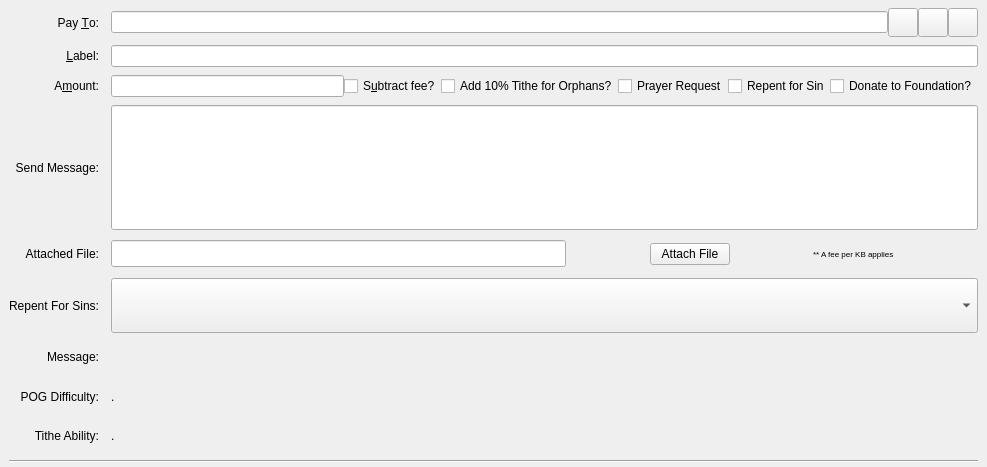
The window that src/qt/forms/sendcoinsentry.ui (biblepay/biblepay_legacy) describes before a commit, drawn with Qt 5.
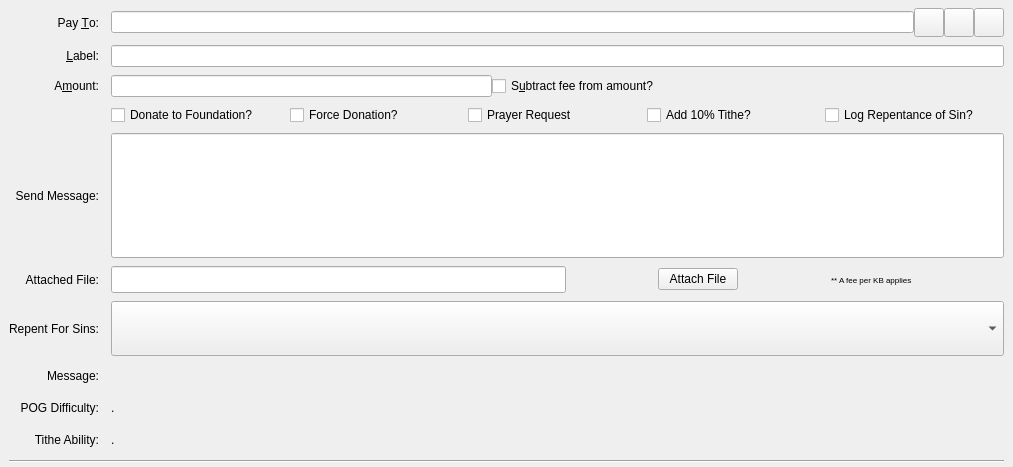
The same window after the commit. Custom widgets are drawn as their Qt base class.

```diff
--- a/src/qt/forms/sendcoinsentry.ui
+++ b/src/qt/forms/sendcoinsentry.ui
@@ -6,10 +6,16 @@
    <rect>
     <x>0</x>
     <y>0</y>
-    <width>947</width>
+    <width>1013</width>
     <height>467</height>
    </rect>
   </property>
+  <property name="minimumSize">
+   <size>
+    <width>0</width>
+    <height>0</height>
+   </size>
+  </property>
   <property name="focusPolicy">
    <enum>Qt::TabFocus</enum>
   </property>
@@ -36,16 +42,16 @@
     <property name="verticalSpacing">
      <number>8</number>
     </property>
-    <item row="0" column="0">
-     <widget class="QLabel" name="payToLabel">
+    <item row="1" column="0">
+     <widget class="QLabel" name="labellLabel">
       <property name="text">
-       <string>Pay &amp;To:</string>
+       <string>&amp;Label:</string>
       </property>
       <property name="alignment">
        <set>Qt::AlignRight|Qt::AlignTrailing|Qt::AlignVCenter</set>
       </property>
       <property name="buddy">
-       <cstring>payTo</cstring>
+       <cstring>addAsLabel</cstring>
       </property>
      </widget>
     </item>
@@ -117,16 +123,134 @@
       </item>
      </layout>
     </item>
-    <item row="1" column="0">
-     <widget class="QLabel" name="labellLabel">
+    <item row="4" column="0">
+     <widget class="QLabel" name="lbl14">
+      <property name="toolTip">
+       <cstring>Send Custom Message to Recipient</cstring>
+      </property>
       <property name="text">
-       <string>&amp;Label:</string>
+       <string>Send Message:</string>
+      </property>
+      <property name="alignment">
+       <set>Qt::AlignRight|Qt::AlignTrailing|Qt::AlignVCenter</set>
+      </property>
+     </widget>
+    </item>
+    <item row="3" column="1">
+     <layout class="QHBoxLayout" name="horizontalLayoutAmount4" stretch="0,0,0,0,0">
+      <item>
+       <widget class="QCheckBox" name="checkboxFoundation">
+        <property name="toolTip">
+         <string>Donate to Foundation?</string>
+        </property>
+        <property name="text">
+         <string>Donate to Foundation?</string>
+        </property>
+       </widget>
+      </item>
+      <item>
+       <widget class="QCheckBox" name="chkForceTithe">
+        <property name="toolTip">
+         <string>Force Donation Regardless of Tithability?</string>
+        </property>
+        <property name="text">
+         <string>Force Donation?</string>
+        </property>
+       </widget>
+      </item>
+      <item>
+       <widget class="QCheckBox" name="checkboxPrayer">
+        <property name="toolTip">
+         <string>Prayer Request</string>
+        </property>
+        <property name="text">
+         <string>Prayer Request</string>
+        </property>
+       </widget>
+      </item>
+      <item>
+       <widget class="QCheckBox" name="checkboxTithe">
+        <property name="minimumSize">
+         <size>
+          <width>0</width>
+          <height>0</height>
+         </size>
+        </property>
+        <property name="toolTip">
+         <string>Include 10% Tithe for Orphan Foundation?</string>
+        </property>
+        <property name="text">
+         <string>Add 10% Tithe?</string>
+        </property>
+       </widget>
+      </item>
+      <item>
+       <widget class="QCheckBox" name="checkboxRepent">
+        <property name="minimumSize">
+         <size>
+          <width>128</width>
+          <height>0</height>
+         </size>
+        </property>
+        <property name="toolTip">
+         <string>Log Repentance?</string>
+        </property>
+        <property name="text">
+         <string>Log Repentance of Sin?</string>
+        </property>
+       </widget>
+      </item>
+     </layout>
+    </item>
+    <item row="5" column="0">
+     <widget class="QLabel" name="lblatt">
+      <property name="text">
+       <string>Attached File:</string>
+      </property>
+      <property name="alignment">
+       <set>Qt::AlignRight|Qt::AlignTrailing|Qt::AlignVCenter</set>
+      </property>
+      <property name="tooltip" stdset="0">
+       <cstring>Attach a file to this message</cstring>
+      </property>
+     </widget>
+    </item>
+    <item row="4" column="1">
+     <layout class="QHBoxLayout" name="horizontalLayout_7">
+      <property name="spacing">
+       <number>0</number>
+      </property>
+      <item>
+       <widget class="QValidatedLineEdit" name="txtMessage">
+        <property name="enabled">
+         <bool>true</bool>
+        </property>
+        <property name="minimumSize">
+         <size>
+          <width>0</width>
+          <height>125</height>
+         </size>
+        </property>
+        <property name="toolTip">
+         <string>Send Custom Message to Recipient </string>
+        </property>
+        <property name="maxLength">
+         <number>1000</number>
+        </property>
+       </widget>
+      </item>
+     </layout>
+    </item>
+    <item row="0" column="0">
+     <widget class="QLabel" name="payToLabel">
+      <property name="text">
+       <string>Pay &amp;To:</string>
       </property>
       <property name="alignment">
        <set>Qt::AlignRight|Qt::AlignTrailing|Qt::AlignVCenter</set>
       </property>
       <property name="buddy">
-       <cstring>addAsLabel</cstring>
+       <cstring>payTo</cstring>
       </property>
      </widget>
     </item>
@@ -150,129 +274,20 @@
       </property>
      </widget>
     </item>
-    <item row="2" column="1">
-     <layout class="QHBoxLayout" name="horizontalLayoutAmount" stretch="0,1,0,0,0,0">
-      <item>
-       <widget class="BitcoinAmountField" name="payAmount">
-        <property name="minimumSize">
-         <size>
-          <width>233</width>
-          <height>0</height>
-         </size>
-        </property>
-       </widget>
-      </item>
-      <item>
-       <widget class="QCheckBox" name="checkboxSubtractFeeFromAmount">
-        <property name="maximumSize">
-         <size>
-          <width>100</width>
-          <height>16777215</height>
-         </size>
-        </property>
-        <property name="toolTip">
-         <string>The fee will be deducted from the amount being sent. The recipient will receive a lower amount of Biblepay than you enter in the amount field. If multiple recipients are selected, the fee is split equally.</string>
-        </property>
-        <property name="text">
-         <string>S&amp;ubtract fee?</string>
-        </property>
-       </widget>
-      </item>
-      <item>
-       <widget class="QCheckBox" name="checkboxTithe">
-        <property name="toolTip">
-         <string>Include 10% Tithe for Orphans?</string>
-        </property>
-        <property name="text">
-         <string>Add 10% Tithe for Orphans?</string>
-        </property>
-       </widget>
-      </item>
-      <item>
-       <widget class="QCheckBox" name="checkboxPrayer">
-        <property name="toolTip">
-         <string>Prayer Request</string>
-        </property>
-        <property name="text">
-         <string>Prayer Request</string>
-        </property>
-       </widget>
-      </item>
-      <item>
-       <widget class="QCheckBox" name="checkboxRepent">
-        <property name="toolTip">
-         <string>Repent for Sin?</string>
-        </property>
-        <property name="text">
-         <string>Repent for Sin</string>
-        </property>
-       </widget>
-      </item>
-      <item>
-       <widget class="QCheckBox" name="checkboxFoundation">
-        <property name="toolTip">
-         <string>Donate to Foundation?</string>
-        </property>
-        <property name="text">
-         <string>Donate to Foundation?</string>
-        </property>
-       </widget>
-      </item>
-     </layout>
-    </item>
     <item row="3" column="0">
-     <widget class="QLabel" name="lbl14">
-      <property name="text">
-       <string>Send Message:</string>
+     <widget class="QLabel" name="lblCheckboxes">
+      <property name="toolTip">
+       <cstring></cstring>
       </property>
-      <property name="alignment">
-       <set>Qt::AlignRight|Qt::AlignTrailing|Qt::AlignVCenter</set>
-      </property>
-      <property name="buddy">
-       <cstring>Send Custom Message to Recipient</cstring>
-      </property>
-     </widget>
-    </item>
-    <item row="3" column="1">
-     <layout class="QHBoxLayout" name="horizontalLayout_7">
-      <property name="spacing">
-       <number>0</number>
-      </property>
-      <item>
-       <widget class="QValidatedLineEdit" name="txtMessage">
-        <property name="enabled">
-         <bool>true</bool>
-        </property>
-        <property name="minimumSize">
-         <size>
-          <width>0</width>
-          <height>125</height>
-         </size>
-        </property>
-        <property name="toolTip">
-         <string>Send Custom Message to Recipient </string>
-        </property>
-        <property name="maxLength">
-         <number>1000</number>
-        </property>
-       </widget>
-      </item>
-     </layout>
-    </item>
-    <item row="4" column="0">
-     <widget class="QLabel" name="lblatt">
       <property name="text">
-       <string>Attached File:</string>
+       <string/>
       </property>
       <property name="alignment">
        <set>Qt::AlignRight|Qt::AlignTrailing|Qt::AlignVCenter</set>
       </property>
-      <property name="buddy">
-       <cstring>Attach a file to this message</cstring>
-      </property>
      </widget>
     </item>
-    <item row="4" column="1">
+    <item row="5" column="1">
      <layout class="QHBoxLayout" name="horizontalLayout_71">
       <property name="spacing">
        <number>0</number>
@@ -365,20 +380,20 @@
       </item>
      </layout>
     </item>
-    <item row="5" column="0">
+    <item row="6" column="0">
      <widget class="QLabel" name="lblRepent">
-      <property name="text">
-       <string>Repent For Sins:</string>
-      </property>
-      <property name="alignment">
-       <set>Qt::AlignRight|Qt::AlignTrailing|Qt::AlignVCenter</set>
-      </property>
-      <property name="buddy">
+      <property name="toolTip">
        <cstring>Repent For Sins:</cstring>
       </property>
+      <property name="text">
+       <string>Repent For Sins:</string>
+      </property>
+      <property name="alignment">
+       <set>Qt::AlignRight|Qt::AlignTrailing|Qt::AlignVCenter</set>
+      </property>
      </widget>
     </item>
-    <item row="5" column="1">
+    <item row="6" column="1">
      <layout class="QHBoxLayout" name="horizontalLayout_72">
       <property name="spacing">
        <number>0</number>
@@ -404,7 +419,7 @@
       </item>
      </layout>
     </item>
-    <item row="6" column="0">
+    <item row="7" column="0">
      <widget class="QLabel" name="messageLabel">
       <property name="text">
        <string>Message:</string>
@@ -414,7 +429,7 @@
       </property>
      </widget>
     </item>
-    <item row="6" column="1">
+    <item row="7" column="1">
      <widget class="QLabel" name="messageTextLabel">
       <property name="toolTip">
        <string>A message that was attached to the Biblepay: URI which will be stored with the transaction for your reference. Note: This message will not be sent over the Biblepay network.</string>
@@ -424,7 +439,7 @@
       </property>
      </widget>
     </item>
-    <item row="7" column="0">
+    <item row="8" column="0">
      <widget class="QLabel" name="lblPogDifficultyCaption">
       <property name="text">
        <string>POG Difficulty:</string>
@@ -434,7 +449,7 @@
       </property>
      </widget>
     </item>
-    <item row="7" column="1">
+    <item row="8" column="1">
      <widget class="QLabel" name="lblPogDifficulty">
       <property name="toolTip">
        <string>POG Difficulty</string>
@@ -447,7 +462,7 @@
       </property>
      </widget>
     </item>
-    <item row="8" column="0">
+    <item row="9" column="0">
      <widget class="QLabel" name="lblTitheAbilityCaption">
       <property name="text">
        <string>Tithe Ability:</string>
@@ -457,7 +472,7 @@
       </property>
      </widget>
     </item>
-    <item row="8" column="1">
+    <item row="9" column="1">
      <widget class="QLabel" name="lblTitheAbility">
       <property name="toolTip">
        <string>My ability to tithe</string>
@@ -470,13 +485,49 @@
       </property>
      </widget>
     </item>
-    <item row="9" column="0" colspan="2">
+    <item row="10" column="0" colspan="2">
      <widget class="Line" name="line">
       <property name="orientation">
        <enum>Qt::Horizontal</enum>
       </property>
      </widget>
     </item>
+    <item row="2" column="1">
+     <layout class="QHBoxLayout" name="horizontalLayoutAmount" stretch="0,0">
+      <item>
+       <widget class="BitcoinAmountField" name="payAmount">
+        <property name="minimumSize">
+         <size>
+          <width>233</width>
+          <height>0</height>
+         </size>
+        </property>
+       </widget>
+      </item>
+      <item>
+       <widget class="QCheckBox" name="checkboxSubtractFeeFromAmount">
+        <property name="minimumSize">
+         <size>
+          <width>512</width>
+          <height>0</height>
+         </size>
+        </property>
+        <property name="maximumSize">
+         <size>
+          <width>250</width>
+          <height>16777215</height>
+         </size>
+        </property>
+        <property name="toolTip">
+         <string>The fee will be deducted from the amount being sent. The recipient will receive a lower amount of Biblepay than you enter in the amount field. If multiple recipients are selected, the fee is split equally.</string>
+        </property>
+        <property name="text">
+         <string>S&amp;ubtract fee from amount?</string>
+        </property>
+       </widget>
+      </item>
+     </layout>
+    </item>
    </layout>
   </widget>
   <widget class="QFrame" name="SendCoins_UnauthenticatedPaymentRequest">
```
